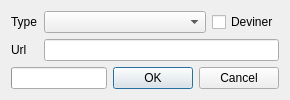
Before: the Qt Designer form src/sources/sitewindow.ui in Bionus/imgbrd-grabber, drawn with Qt 5.
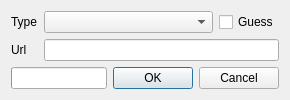
After: the same form once the commit is applied. Icons and pictures are not drawn.

Commit message: English in SiteWindow

```diff
--- a/src/sources/sitewindow.ui
+++ b/src/sources/sitewindow.ui
@@ -41,7 +41,7 @@
        <item>
         <widget class="QCheckBox" name="checkBox">
          <property name="text">
-          <string>Deviner</string>
+          <string>Guess</string>
          </property>
         </widget>
        </item>
```
Left out of the diff: 6 changed lines with no effect on the pictures. The commit also changes 1 other file.
